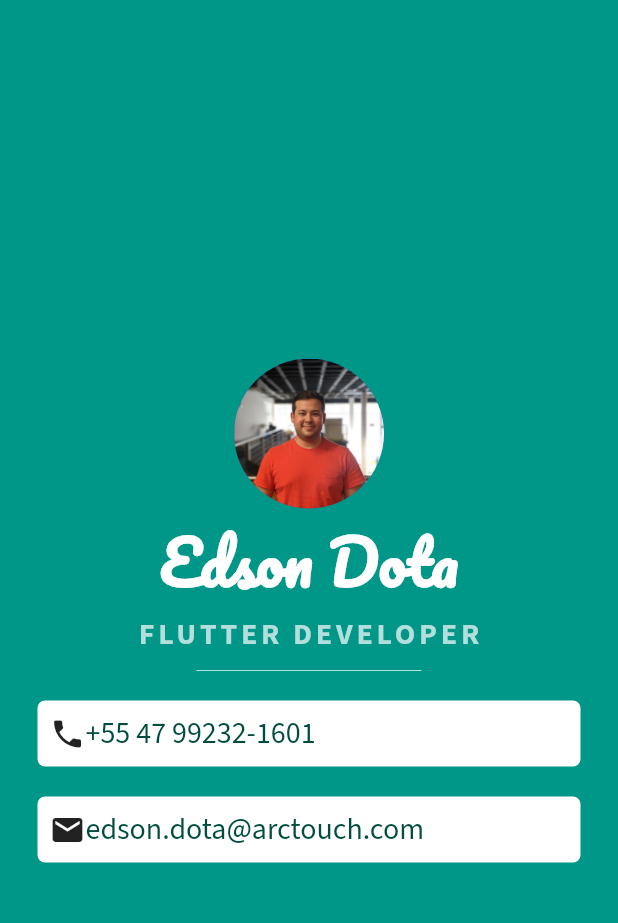
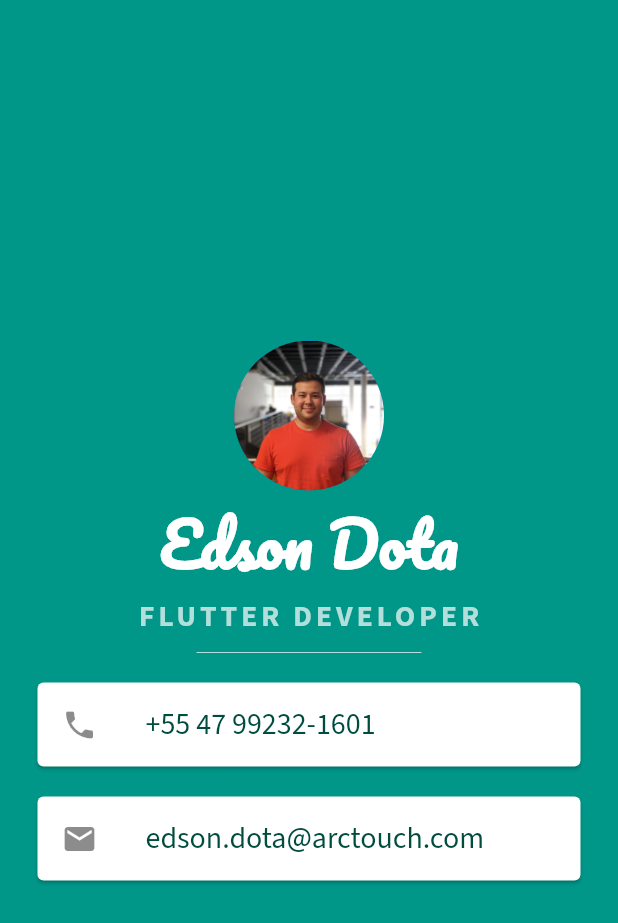
Before and after one commit to arctouch-edsondota/business_card, a Flutter app: the screen it shows after launch, on a phone screen of 412 x 824 dp. Shown: the top 923 px of the screen. Run offline on Flutter 3.47's test engine with Material 2 defaults, Android fonts, the phone set to English and light mode, and no system bars; our stand-ins replace google_fonts.

Commit message:
Use card and listtile widgets

```diff
--- a/lib/main.dart
+++ b/lib/main.dart
@@ -48,51 +48,33 @@ class MyApp extends StatelessWidget {
                 color: Colors.teal.shade100,
               ),
             ),
-            Container(
+            Card(
               margin: EdgeInsets.symmetric(
                 vertical: 10,
                 horizontal: 25,
               ),
-              decoration: BoxDecoration(
-                color: Colors.white,
-                borderRadius: BorderRadius.circular(5.0),
-              ),
-              child: Padding(
-                padding: const EdgeInsets.all(8.0),
-                child: Row(
-                  children: [
-                    Icon(
+              child: ListTile(
+                leading: Icon(
                   Icons.phone,
                 ),
-                    Text(
+                title: Text(
                   '+55 47 99232-1601',
                   style: TextFormating.contactStyle(),
                 ),
-                  ],
               ),
             ),
-            ),
-            Container(
+            Card(
               margin: EdgeInsets.symmetric(
                 vertical: 10,
                 horizontal: 25,
               ),
-              decoration: BoxDecoration(
-                color: Colors.white,
-                borderRadius: BorderRadius.circular(5.0),
-              ),
-              child: Padding(
-                padding: const EdgeInsets.all(8.0),
-                child: Row(
-                  children: [
-                    Icon(
-                      Icons.email,
-                    ),
-                    Text(
+              child: ListTile(
+                title: Text(
                   'edson.dota@arctouch.com',
                   style: TextFormating.contactStyle(),
-                    )
-                  ],
+                ),
+                leading: Icon(
+                  Icons.email,
                 ),
               ),
             ),
```
Lines whose indentation alone changed are shown as unchanged.
